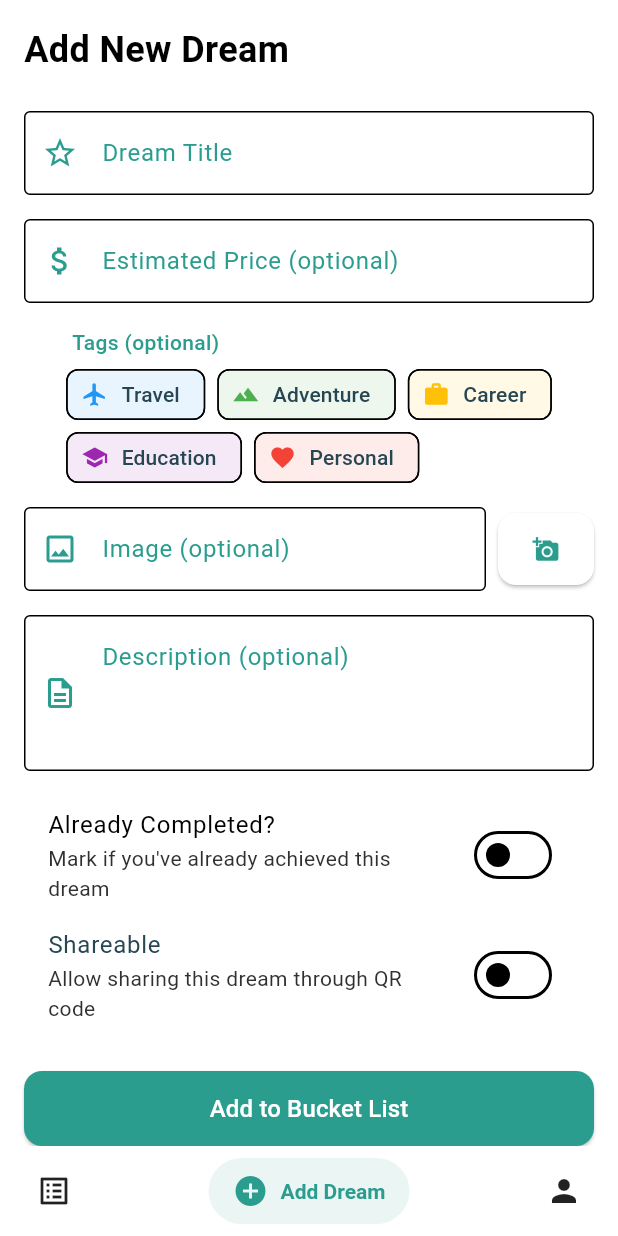
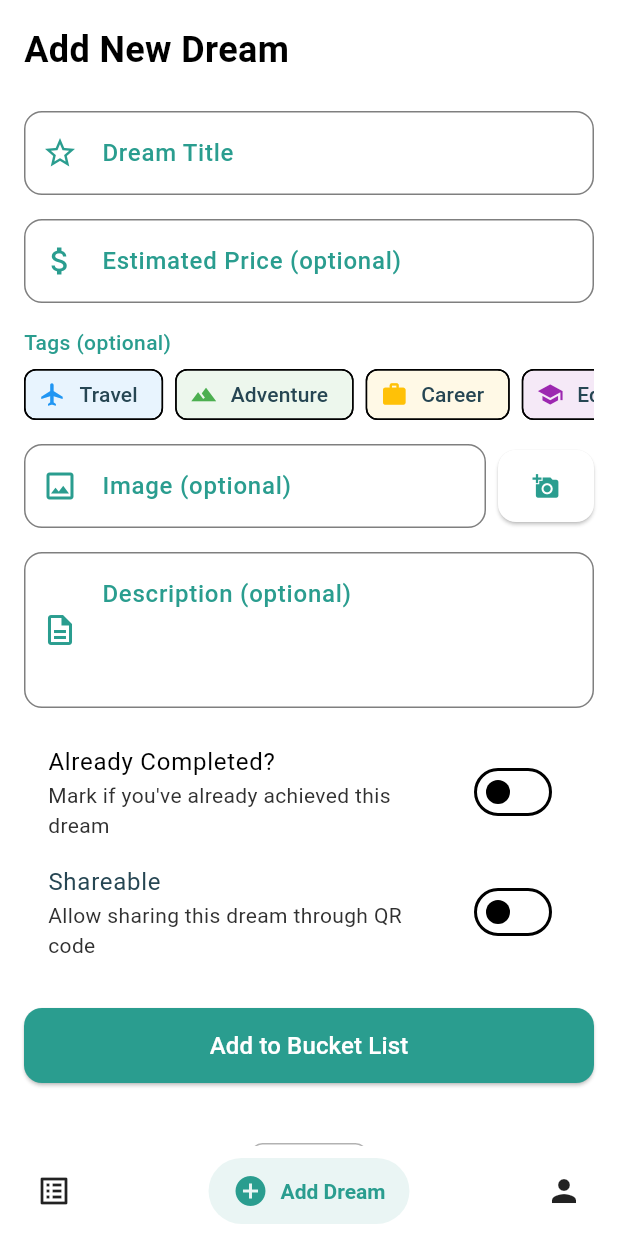
Before and after one commit to bogdanalin92/DreamBucketList, a Flutter app: the screen it shows after launch, item 2 of the bottom bar chosen, on a phone screen of 412 x 824 dp. Run offline on Flutter 3.47's test engine with Material 3 defaults, Android fonts, the phone set to English and light mode, and no system bars; drawn by our look-alikes of salomon_bottom_bar; our stand-ins replace cached_network_image, cloud_firestore, connectivity_plus, device_info_plus, firebase_auth, firebase_core and 6 more; missing offline and left inert: firebase_app_check, google_mlkit_barcode_scanning, mobile_scanner; accounts and stored records are empty; network calls fail.

Commit message:
Refactor addBucket screen to use CustomTextFormField and improve tag display; add ListTileAdWidget for user shared mode

```diff
--- a/lib/addBucket.dart
+++ b/lib/addBucket.dart
@@ -1,5 +1,6 @@
 import 'package:bucketlist/providers/auth_provider.dart';
 import 'package:bucketlist/widgets/cached_icon.dart';
+import 'package:bucketlist/widgets/custom_text_form_field.dart';
 import 'package:bucketlist/widgets/medium_rectangle_ad_widget.dart';
 import 'package:bucketlist/widgets/optimized_filter_chip.dart';
 import 'package:flutter/material.dart';
@@ -74,29 +75,20 @@ class _AddBucketListScreenState extends State<AddBucketListScreen> {
     return Column(
       crossAxisAlignment: CrossAxisAlignment.start,
       children: [
-        Padding(
-          padding: const EdgeInsets.only(left: 4, bottom: 8),
-          child: Text(
-            'Tags (optional)',
-            style: TextStyle(
-              color: Theme.of(context).colorScheme.primary,
-              fontWeight: FontWeight.w500,
-            ),
-          ),
-        ),
-        Wrap(
-          spacing: 8.0,
-          runSpacing: 8.0,
+        Row(
           children:
               _tagIds.map((tagId) {
                 final isSelected = _selectedTags.contains(tagId);
 
-                return OptimizedFilterChip(
+                return Padding(
+                  padding: const EdgeInsets.only(right: 8.0),
+                  child: OptimizedFilterChip(
                     key: ValueKey(tagId),
                     tagId: tagId,
                     isSelected: isSelected,
                     onSelected: (_) => _toggleTag(tagId),
                     textColor: Theme.of(context).colorScheme.onSurface,
+                  ),
                 );
               }).toList(),
         ),
@@ -356,18 +348,10 @@ class _AddBucketListScreenState extends State<AddBucketListScreen> {
                 key: _formKey,
                 child: Column(
                   children: [
-                    TextFormField(
+                    CustomTextFormField(
                       controller: _itemController,
-                      decoration: InputDecoration(
                       labelText: 'Dream Title',
-                        border: const OutlineInputBorder(),
-                        prefixIcon: Icon(
-                          Icons.star_outline,
-                          color: theme.colorScheme.primary,
-                        ),
-                        labelStyle: TextStyle(color: theme.colorScheme.primary),
-                      ),
-                      style: TextStyle(color: theme.colorScheme.onBackground),
+                      prefixIcon: Icons.star_outline,
                       validator: (value) {
                         if (value == null || value.trim().isEmpty) {
                           return 'Please enter your dream';
@@ -376,18 +360,10 @@ class _AddBucketListScreenState extends State<AddBucketListScreen> {
                       },
                     ),
                     const SizedBox(height: 16),
-                    TextFormField(
+                    CustomTextFormField(
                       controller: _priceController,
-                      decoration: InputDecoration(
                       labelText: 'Estimated Price (optional)',
-                        border: const OutlineInputBorder(),
-                        prefixIcon: Icon(
-                          Icons.attach_money,
-                          color: theme.colorScheme.primary,
-                        ),
-                        labelStyle: TextStyle(color: theme.colorScheme.primary),
-                      ),
-                      style: TextStyle(color: theme.colorScheme.onBackground),
+                      prefixIcon: Icons.attach_money,
                       keyboardType: TextInputType.number,
                       inputFormatters: [
                         FilteringTextInputFormatter.allow(
@@ -397,28 +373,34 @@ class _AddBucketListScreenState extends State<AddBucketListScreen> {
                     ),
                     const SizedBox(height: 16),
                     // Add tag selector
-                    _buildTagSelector(),
+                    Padding(
+                      padding: const EdgeInsets.only(left: 0, bottom: 8),
+
+                      child: Row(
+                        children: [
+                          Text(
+                            'Tags (optional)',
+                            style: TextStyle(
+                              color: Theme.of(context).colorScheme.primary,
+                              fontWeight: FontWeight.w500,
+                            ),
+                          ),
+                        ],
+                      ),
+                    ),
+                    SingleChildScrollView(
+                      scrollDirection: Axis.horizontal,
+                      child: Row(children: [_buildTagSelector()]),
+                    ),
                     const SizedBox(height: 16),
                     Row(
                       crossAxisAlignment: CrossAxisAlignment.start,
                       children: [
                         Expanded(
-                          child: TextFormField(
+                          child: CustomTextFormField(
                             controller: _imageUrlController,
-                            decoration: InputDecoration(
                             labelText: 'Image (optional)',
-                              border: const OutlineInputBorder(),
-                              prefixIcon: Icon(
-                                Icons.image_outlined,
-                                color: theme.colorScheme.primary,
-                              ),
-                              labelStyle: TextStyle(
-                                color: theme.colorScheme.primary,
-                              ),
-                            ),
-                            style: TextStyle(
-                              color: theme.colorScheme.onBackground,
-                            ),
+                            prefixIcon: Icons.image_outlined,
                             keyboardType: TextInputType.url,
                           ),
                         ),
@@ -465,20 +447,12 @@ class _AddBucketListScreenState extends State<AddBucketListScreen> {
                       ),
                     ],
                     const SizedBox(height: 16),
-                    TextFormField(
+                    CustomTextFormField(
                       controller: _descriptionController,
-                      decoration: InputDecoration(
                       labelText: 'Description (optional)',
-                        border: const OutlineInputBorder(),
-                        prefixIcon: Icon(
-                          Icons.description_outlined,
-                          color: theme.colorScheme.primary,
-                        ),
-                        labelStyle: TextStyle(color: theme.colorScheme.primary),
+                      prefixIcon: Icons.description_outlined,
+                      maxLines: 3,
                       alignLabelWithHint: true,
-                      ),
-                      style: TextStyle(color: theme.colorScheme.onBackground),
-                      maxLines: 3,
                     ),
                     const SizedBox(height: 16),
                     SwitchListTile(
--- a/lib/screens/shared_bucket_list_screen.dart
+++ b/lib/screens/shared_bucket_list_screen.dart
@@ -1,5 +1,6 @@
 import 'dart:io';
 import 'dart:async';
+import 'package:bucketlist/widgets/list_tile_ad_widget.dart';
 import 'package:cloud_firestore/cloud_firestore.dart';
 import 'package:bucketlist/screens/qr_code_screen.dart';
 import 'package:bucketlist/screens/qr_scanner_screen.dart';
@@ -270,6 +271,11 @@ class _SharedBucketListScreenState extends State<SharedBucketListScreen>
         final adService = Provider.of<AdService>(context, listen: false);
         final itemsWithAds = <dynamic>[];
 
+        // Add ListTileAdWidget at the beginning for user shared mode
+        if (_currentViewMode == ViewMode.userShared && !_isLoading) {
+          itemsWithAds.add('listTileAd');
+        }
+
         // Insert ads into the list
         for (int i = 0; i < items.length; i++) {
           itemsWithAds.add(items[i]);
@@ -286,9 +292,9 @@ class _SharedBucketListScreenState extends State<SharedBucketListScreen>
           itemBuilder: (context, index) {
             final item = itemsWithAds[index];
 
-            // Check if it's an ad placeholder
-            if (item == 'ad') {
-              return const NativeAdItemWidget();
+            // Check if it's the ListTileAdWidget
+            if (item == 'listTileAd') {
+              return const ListTileAdWidget();
             }
 
             return Card(
@@ -538,9 +544,6 @@ class _SharedBucketListScreenState extends State<SharedBucketListScreen>
         ),
 
         // Add a medium rectangle ad between search and results
-        if (_currentViewMode == ViewMode.userShared && !_isLoading)
-          const MediumRectangleAdWidget(),
-
         if (_currentViewMode == ViewMode.userShared)
           Expanded(child: _buildBucketListContent()),
       ],
--- /dev/null
+++ b/lib/widgets/custom_text_form_field.dart
@@ -0,0 +1,90 @@
+import 'package:flutter/material.dart';
+import 'package:flutter/services.dart';
+
+class CustomTextFormField extends StatelessWidget {
+  final TextEditingController? controller;
+  final String labelText;
+  final IconData? prefixIcon;
+  final String? Function(String?)? validator;
+  final TextInputType? keyboardType;
+  final List<TextInputFormatter>? inputFormatters;
+  final int? maxLines;
+  final bool alignLabelWithHint;
+  final Widget? suffixIcon;
+  final bool enabled;
+  final VoidCallback? onTap;
+  final bool readOnly;
+  final String? hintText;
+
+  const CustomTextFormField({
+    super.key,
+    this.controller,
+    required this.labelText,
+    this.prefixIcon,
+    this.validator,
+    this.keyboardType,
+    this.inputFormatters,
+    this.maxLines = 1,
+    this.alignLabelWithHint = false,
+    this.suffixIcon,
+    this.enabled = true,
+    this.onTap,
+    this.readOnly = false,
+    this.hintText,
+  });
+
+  @override
+  Widget build(BuildContext context) {
+    final theme = Theme.of(context);
+
+    return TextFormField(
+      controller: controller,
+      enabled: enabled,
+      readOnly: readOnly,
+      onTap: onTap,
+      decoration: InputDecoration(
+        labelText: labelText,
+        hintText: hintText,
+        border: const OutlineInputBorder(
+          borderRadius: BorderRadius.all(Radius.circular(12.0)),
+        ),
+        enabledBorder: OutlineInputBorder(
+          borderRadius: const BorderRadius.all(Radius.circular(12.0)),
+          borderSide: BorderSide(
+            color: theme.colorScheme.outline.withOpacity(0.5),
+            width: 1,
+          ),
+        ),
+        focusedBorder: OutlineInputBorder(
+          borderRadius: const BorderRadius.all(Radius.circular(12.0)),
+          borderSide: BorderSide(color: theme.colorScheme.primary, width: 2),
+        ),
+        errorBorder: OutlineInputBorder(
+          borderRadius: const BorderRadius.all(Radius.circular(12.0)),
+          borderSide: BorderSide(color: theme.colorScheme.error, width: 1),
+        ),
+        focusedErrorBorder: OutlineInputBorder(
+          borderRadius: const BorderRadius.all(Radius.circular(12.0)),
+          borderSide: BorderSide(color: theme.colorScheme.error, width: 2),
+        ),
+        prefixIcon:
+            prefixIcon != null
+                ? Icon(prefixIcon, color: theme.colorScheme.primary)
+                : null,
+        suffixIcon: suffixIcon,
+        labelStyle: TextStyle(
+          color: theme.colorScheme.primary,
+          fontWeight: FontWeight.w500,
+        ),
+        alignLabelWithHint: alignLabelWithHint,
+        filled: true,
+        fillColor: theme.colorScheme.surface.withOpacity(0.1),
+      ),
+      style: TextStyle(color: theme.colorScheme.onBackground, fontSize: 16),
+      validator: validator,
+      keyboardType: keyboardType,
+      inputFormatters: inputFormatters,
+      maxLines: maxLines,
+    );
+  }
+}
--- a/lib/widgets/list_tile_ad_widget.dart
+++ b/lib/widgets/list_tile_ad_widget.dart
@@ -8,13 +8,13 @@ class ListTileAdWidget extends StatelessWidget {
   @override
   Widget build(BuildContext context) {
     return Card(
-      margin: const EdgeInsets.symmetric(horizontal: 16, vertical: 8),
+      margin: const EdgeInsets.symmetric(horizontal: 0, vertical: 8),
       elevation: 2,
       child: Padding(
         padding: const EdgeInsets.symmetric(vertical: 8),
         child: NativeAdWidget(
           factoryId: 'listTile',
-          height: 180,
+          height: 100,
           customOptions: const {'listTileStyle': true},
         ),
       ),
--- /dev/null
+++ b/lib/widgets/widgets.dart
@@ -0,0 +1,6 @@
+// Barrel file for custom widgets
+export 'custom_text_form_field.dart';
+export 'cached_icon.dart';
+export 'medium_rectangle_ad_widget.dart';
+export 'optimized_filter_chip.dart';
+export 'universal_image.dart';
```
Lines whose indentation alone changed are shown as unchanged.
